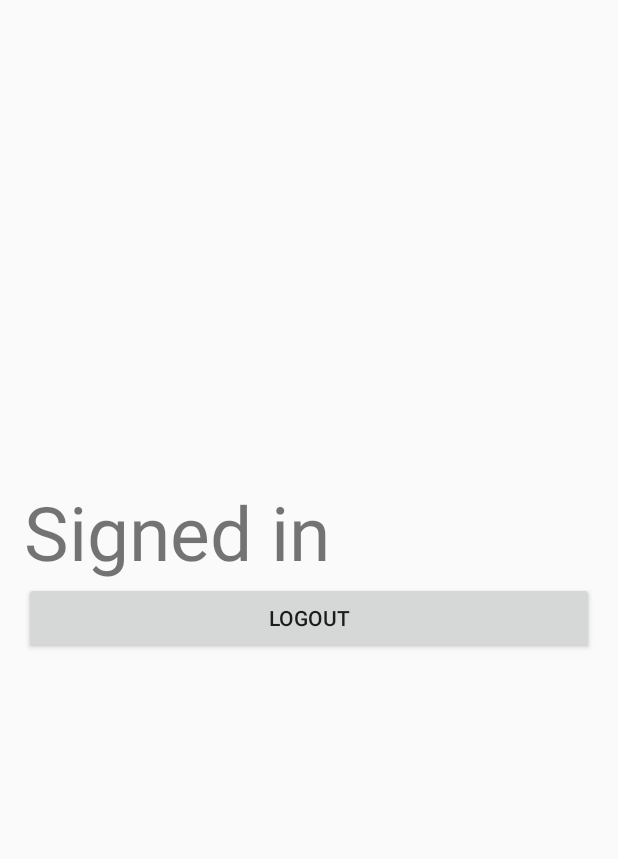
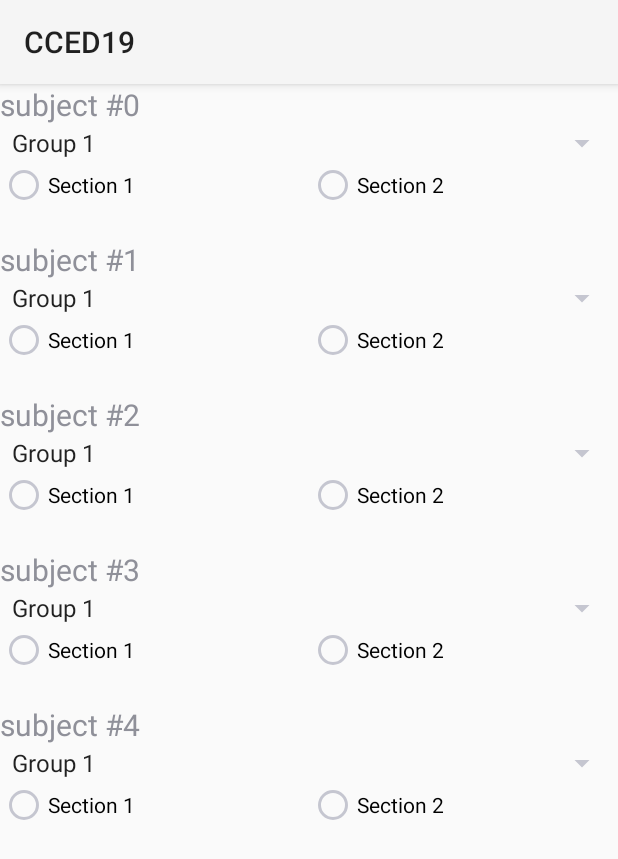
Before and after one commit to MohamedAkl1/CCED19, an Android app: the screen it shows after launch once a user with an empty profile is signed in (MainAppContainer before the commit, NewTableActivity after it), on a phone screen of 412 x 824 dp. Shown: the top 859 px of the screen. Run offline under Robolectric (Android 15) with nearby library versions, the phone set to English and light mode, and no system bars; our stand-ins replace Firebase (no records; nobody signed in at launch, a user with empty details on screens opened directly).

Commit message:
added spinner and  table forming

```diff
--- a/app/build.gradle
+++ b/app/build.gradle
@@ -20,7 +20,7 @@ android {
 }
 
 dependencies {
-    compile fileTree(dir: 'libs', include: ['*.jar'])
+    compile fileTree(include: ['*.jar'], dir: 'libs')
     androidTestCompile('com.android.support.test.espresso:espresso-core:2.2.2', {
         exclude group: 'com.android.support', module: 'support-annotations'
     })
@@ -30,6 +30,7 @@ dependencies {
     compile 'com.android.support:support-v4:25.1.0'
     compile 'com.google.firebase:firebase-database:10.0.1'
     testCompile 'junit:junit:4.12'
+    compile 'com.android.support:recyclerview-v7:25.1.1'
 }
 
 
--- a/app/src/main/AndroidManifest.xml
+++ b/app/src/main/AndroidManifest.xml
@@ -16,8 +16,7 @@
                 <category android:name="android.intent.category.LAUNCHER"/>
             </intent-filter>
         </activity>
-        <activity android:name=".SigninActivity"
-            android:launchMode="singleInstance">
+        <activity android:name=".SigninActivity">
         </activity>
         <activity android:name=".RegisterActivity">
         </activity>
@@ -25,6 +24,8 @@
         </activity>
         <activity android:name=".MainAppContainer">
         </activity>
+        <activity android:name=".NewTableActivity">
+        </activity>
     </application>
 
 </manifest>
--- a/app/src/main/java/akl/com/cced19/MainAppContainer.java
+++ b/app/src/main/java/akl/com/cced19/MainAppContainer.java
@@ -2,8 +2,18 @@ package akl.com.cced19;
 
 import android.app.Fragment;
 import android.app.FragmentManager;
+import android.content.Intent;
 import android.os.Bundle;
 import android.support.v7.app.AppCompatActivity;
+import android.widget.Toast;
+
+import com.google.firebase.auth.FirebaseAuth;
+import com.google.firebase.auth.FirebaseUser;
+import com.google.firebase.database.DataSnapshot;
+import com.google.firebase.database.DatabaseError;
+import com.google.firebase.database.DatabaseReference;
+import com.google.firebase.database.FirebaseDatabase;
+import com.google.firebase.database.ValueEventListener;
 
 /**
  * Created by Mohamed Akl on 1/24/2017.
@@ -11,16 +21,42 @@ import android.support.v7.app.AppCompatActivity;
 
 public class MainAppContainer extends AppCompatActivity{
 
+    private static Student mStudent = new Student();
+    FirebaseAuth mAuth;
+    DatabaseReference mReference;
+
+
     @Override
     protected void onCreate(Bundle onSavedInstanceState){
         super.onCreate(onSavedInstanceState);
         setContentView(R.layout.main_app_container);
 
-        FragmentManager fm = getFragmentManager();
-        Fragment fragment = fm.findFragmentById(R.id.fragment_container);
-        if (fragment == null) {
-            fragment = new MainAppFragment();
-            fm.beginTransaction().add(R.id.fragment_container, fragment).commit();
+        mAuth = FirebaseAuth.getInstance();
+        mReference = FirebaseDatabase.getInstance().getReference();
+
+        FirebaseUser mUser = mAuth.getCurrentUser();
+        mReference.child(mUser.getUid()).addValueEventListener(new ValueEventListener() {
+            @Override
+            public void onDataChange(DataSnapshot dataSnapshot) {
+                mStudent = dataSnapshot.getValue(Student.class);
+            }
+
+            @Override
+            public void onCancelled(DatabaseError databaseError) {
+                Toast.makeText(getApplicationContext(),"error reading from database",Toast.LENGTH_SHORT).show();
+            }
+        });
+
+        if(mStudent.getTable() == null){
+            startActivity(new Intent(getApplicationContext(),NewTableActivity.class));
+            finish();
+        }else{
+            FragmentManager fm = getFragmentManager();
+            Fragment fragment = fm.findFragmentById(R.id.fragment_container);
+            if (fragment == null) {
+                fragment = new MainAppFragment();
+                fm.beginTransaction().add(R.id.fragment_container, fragment).commit();
         }
     }
 }
+}
--- a/app/src/main/java/akl/com/cced19/MainAppFragment.java
+++ b/app/src/main/java/akl/com/cced19/MainAppFragment.java
@@ -1,18 +1,14 @@
 package akl.com.cced19;
 
 import android.app.Fragment;
-import android.content.Intent;
 import android.os.Bundle;
 import android.view.LayoutInflater;
 import android.view.View;
 import android.view.ViewGroup;
-import android.widget.Button;
 
 import com.google.firebase.auth.FirebaseAuth;
 
 public class MainAppFragment extends Fragment {
-
-    private Button logoutButton;
 
     FirebaseAuth mFirebaseAuth;
 
@@ -24,15 +20,8 @@ public class MainAppFragment extends Fragment {
 
     @Override
     public View onCreateView(LayoutInflater inflater, ViewGroup container, Bundle savedInstanceState) {
-        View v = inflater.inflate(R.layout.activity_main_app,container,false);
-        logoutButton = (Button) v.findViewById(R.id.logout);
-        logoutButton.setOnClickListener(new View.OnClickListener() {
-            @Override
-            public void onClick(View view) {
-                mFirebaseAuth.signOut();
-                startActivity(new Intent(getActivity(),SigninActivity.class));
-            }
-        });
+        View v = inflater.inflate(R.layout.fragment_main_app,container,false);
+
         return v;
     }
 }
--- /dev/null
+++ b/app/src/main/java/akl/com/cced19/NewTableActivity.java
@@ -0,0 +1,108 @@
+package akl.com.cced19;
+
+import android.os.Bundle;
+import android.support.annotation.Nullable;
+import android.support.v7.app.AppCompatActivity;
+import android.support.v7.widget.LinearLayoutManager;
+import android.support.v7.widget.RecyclerView;
+import android.support.v7.widget.Toolbar;
+import android.view.LayoutInflater;
+import android.view.View;
+import android.view.ViewGroup;
+import android.widget.ArrayAdapter;
+import android.widget.RadioGroup;
+import android.widget.Spinner;
+import android.widget.TextView;
+
+import java.util.ArrayList;
+import java.util.List;
+
+/**
+ * Created by Mohamed Akl on 2/4/2017.
+ */
+
+public class NewTableActivity extends AppCompatActivity {
+
+    RecyclerView subjectsRecyclerView;
+    List<Subject> mSubjects = new ArrayList<>();
+    Toolbar subjectToolbar;
+    Spinner subjectGroupSpinner;
+    TextView subjectTextView;
+    RadioGroup sectionRg;
+    SubjectAdapter mSubjectAdapter;
+    SubjectLab mSubjectLab;
+    ArrayAdapter<CharSequence> mGroupArrayAdapter;
+
+
+
+    @Override
+    protected void onCreate(@Nullable Bundle savedInstanceState) {
+        super.onCreate(savedInstanceState);
+        setContentView(R.layout.activity_new_table);
+
+        subjectToolbar = (Toolbar) findViewById(R.id.table_toolbar);
+        setSupportActionBar(subjectToolbar);
+        subjectToolbar.setTitle("Choose Subjects");
+        subjectsRecyclerView = (RecyclerView) findViewById(R.id.subjects_recycler_view);
+        subjectsRecyclerView.setLayoutManager(new LinearLayoutManager(getApplicationContext()));
+
+        mGroupArrayAdapter = ArrayAdapter.createFromResource(this,R.array.groups_array,android.R.layout.simple_spinner_item);
+        mGroupArrayAdapter.setDropDownViewResource(android.R.layout.simple_spinner_dropdown_item);
+
+        updateUI();
+    }
+
+    private class SubjectHolder extends RecyclerView.ViewHolder{
+
+        SubjectHolder(View itemView) {
+            super(itemView);
+
+            subjectTextView = (TextView) itemView.findViewById(R.id.subject_text_view);
+            subjectGroupSpinner = (Spinner) itemView.findViewById(R.id.subject_group_spinner);
+            sectionRg = (RadioGroup) itemView.findViewById(R.id.sectionrg);
+
+
+        }
+    }
+
+    private class SubjectAdapter extends RecyclerView.Adapter<SubjectHolder>{
+
+        private List<Subject> adapterSubjects;
+
+        SubjectAdapter(List<Subject> subjects){
+            adapterSubjects = subjects;
+        }
+
+        @Override
+        public int getItemCount() {
+            return adapterSubjects.size();
+        }
+
+        @Override
+        public void onBindViewHolder(SubjectHolder holder, int position) {
+            Subject mSubject = mSubjects.get(position);
+
+            bindSubject(mSubject);
+        }
+
+        @Override
+        public SubjectHolder onCreateViewHolder(ViewGroup parent, int viewType) {
+            LayoutInflater layoutInflater = LayoutInflater.from(getApplicationContext());
+            View v = layoutInflater.inflate(R.layout.list_item_subject,parent,false);
+
+            return new SubjectHolder(v);
+        }
+
+        public void bindSubject(Subject subject){
+            subjectTextView.setText(subject.getName());
+            subjectGroupSpinner.setAdapter(mGroupArrayAdapter);
+        }
+    }
+
+    public void updateUI(){
+        mSubjectLab = SubjectLab.get(getApplicationContext());
+        mSubjects = mSubjectLab.getSubjects();
+        mSubjectAdapter = new SubjectAdapter(mSubjects);
+        subjectsRecyclerView.setAdapter(mSubjectAdapter);
+    }
+}
--- a/app/src/main/java/akl/com/cced19/Subject.java
+++ b/app/src/main/java/akl/com/cced19/Subject.java
@@ -5,4 +5,50 @@ package akl.com.cced19;
  */
 
 public class Subject {
+    private int group = 1;
+    private String name;
+    private int lectureDuration;
+    private int tutDuration;
+    private int labDuration;
+
+
+    public int getGroup() {
+        return group;
+    }
+
+    public int getLabDuration() {
+        return labDuration;
+    }
+
+    public void setLabDuration(int labDuration) {
+        this.labDuration = labDuration;
+    }
+
+    public int getLectureDuration() {
+        return lectureDuration;
+    }
+
+    public void setLectureDuration(int lectureDuration) {
+        this.lectureDuration = lectureDuration;
+    }
+
+    public int getTutDuration() {
+        return tutDuration;
+    }
+
+    public void setTutDuration(int tutDuration) {
+        this.tutDuration = tutDuration;
+    }
+
+    public String getName() {
+        return name;
+    }
+
+    public void setName(String name) {
+        this.name = name;
+    }
+
+    public void setGroup(int group) {
+        this.group = group;
+    }
 }
--- /dev/null
+++ b/app/src/main/java/akl/com/cced19/SubjectLab.java
@@ -0,0 +1,39 @@
+package akl.com.cced19;
+
+import android.content.Context;
+import android.widget.ArrayAdapter;
+
+import java.util.ArrayList;
+import java.util.List;
+
+/**
+ * Created by Mohamed Akl on 2/6/2017.
+ */
+
+public class SubjectLab {
+
+    private static SubjectLab sSubjectLab;
+
+    private List<Subject> mSubjects;
+    private ArrayAdapter<Subject> mSubjectArrayAdapter;
+
+    public static SubjectLab get(Context context){
+        if(sSubjectLab == null){
+            sSubjectLab = new SubjectLab(context);
+        }
+        return sSubjectLab;
+    }
+
+    private SubjectLab(Context context){
+        mSubjects = new ArrayList<>();
+        for(int i = 0;i < 5;i++){
+            Subject subject = new Subject();
+            subject.setName("subject #"+i);
+            mSubjects.add(subject);
+        }
+    }
+
+    public List<Subject> getSubjects(){
+        return mSubjects;
+    }
+}
--- a/app/src/main/res/layout/activity_main.xml
+++ b/app/src/main/res/layout/activity_main.xml
@@ -4,6 +4,7 @@
     xmlns:tools="http://schemas.android.com/tools"
     android:id="@+id/activity_main"
     android:orientation="vertical"
+    style="@style/Theme.AppCompat.Light.NoActionBar"
     android:layout_width="match_parent"
     android:layout_height="match_parent"
     tools:context="akl.com.cced19.MainActivity"
--- /dev/null
+++ b/app/src/main/res/layout/activity_new_table.xml
@@ -0,0 +1,34 @@
+<?xml version="1.0" encoding="utf-8"?>
+<LinearLayout xmlns:android="http://schemas.android.com/apk/res/android"
+              xmlns:app="http://schemas.android.com/apk/res-auto"
+              android:orientation="vertical"
+              android:layout_width="match_parent"
+              android:layout_height="match_parent"
+              android:weightSum="1">
+
+    <android.support.v7.widget.Toolbar
+        android:id="@+id/table_toolbar"
+        android:layout_width="match_parent"
+        android:layout_height="?attr/actionBarSize"
+        android:background="?attr/colorPrimary"
+        android:elevation="4dp"
+        android:theme="@style/ThemeOverlay.AppCompat.ActionBar"
+        app:popupTheme="@style/ThemeOverlay.AppCompat.Light"/>
+
+
+
+    <android.support.v7.widget.RecyclerView
+        android:layout_width="match_parent"
+        android:layout_height="match_parent"
+        xmlns:android="http://schemas.android.com/apk/res/android"
+        android:id="@+id/subjects_recycler_view"
+        />
+
+    <Button
+        android:layout_width="match_parent"
+        android:layout_height="wrap_content"
+        android:layout_marginLeft="16dp"
+        android:layout_marginRight="16dp"
+        android:id="@+id/table_submit_id"/>
+
+</LinearLayout>
--- a/app/src/main/res/layout/activity_register.xml
+++ b/app/src/main/res/layout/activity_register.xml
@@ -4,6 +4,7 @@
     xmlns:tools="http://schemas.android.com/tools"
     android:id="@+id/activity_register"
     android:layout_width="match_parent"
+    style="@style/Theme.AppCompat.Light.NoActionBar"
     android:layout_height="match_parent"
     android:layout_centerVertical="true"
     tools:context="akl.com.cced19.RegisterActivity">
--- a/app/src/main/res/layout/activity_signin.xml
+++ b/app/src/main/res/layout/activity_signin.xml
@@ -5,6 +5,7 @@
     android:id="@+id/activity_signin"
     android:layout_width="match_parent"
     android:layout_height="match_parent"
+    style="@style/Theme.AppCompat.Light.NoActionBar"
     tools:context="akl.com.cced19.SigninActivity">
 
     <EditText
--- a/app/src/main/res/layout/activity_main_app.xml
+++ b/app/src/main/res/layout/fragment_main_app.xml
@@ -11,20 +11,7 @@
     android:paddingTop="@dimen/activity_vertical_margin"
     tools:context="akl.com.cced19.MainAppFragment">
 
-    <Button
-        android:layout_width="match_parent"
-        android:layout_height="wrap_content"
-        android:text="@string/logout"
-        android:layout_centerVertical="true"
-        android:id="@+id/logout"/>
 
-    <TextView
-        android:layout_width="wrap_content"
-        android:layout_height="wrap_content"
-        android:text="Signed in"
-        android:layout_above="@id/logout"
-        android:layout_centerVertical="true"
-        android:textSize="50dp"/>
 
 
 </RelativeLayout>
--- /dev/null
+++ b/app/src/main/res/layout/list_item_subject.xml
@@ -0,0 +1,49 @@
+<?xml version="1.0" encoding="utf-8"?>
+<LinearLayout xmlns:android="http://schemas.android.com/apk/res/android"
+              xmlns:app="http://schemas.android.com/apk/res-auto"
+              android:orientation="vertical"
+              android:layout_width="match_parent"
+              android:layout_height="wrap_content"
+              android:paddingBottom="20dp">
+
+    <TextView
+        android:layout_width="match_parent"
+        android:layout_height="wrap_content"
+        android:id="@+id/subject_text_view"
+        android:text="@string/subject"
+        android:textSize="20sp"/>
+
+    <Spinner
+        android:layout_width="match_parent"
+        android:layout_height="wrap_content"
+        android:id="@+id/subject_group_spinner"
+        android:popupTheme="@style/Theme.AppCompat.Light"
+        android:spinnerMode="dropdown"/>
+
+    <RadioGroup
+        xmlns:android="http://schemas.android.com/apk/res/android"
+        android:layout_width="match_parent"
+        android:id="@+id/sectionrg"
+        android:layout_height="wrap_content"
+        android:orientation="horizontal">
+
+        <RadioButton
+            android:layout_width="wrap_content"
+            android:layout_height="wrap_content"
+            android:text="@string/section1"
+            android:textColor="#000000"
+            android:id="@+id/section1rb"
+            android:layout_weight="1"/>
+
+        <RadioButton
+            android:layout_width="wrap_content"
+            android:layout_height="wrap_content"
+            android:text="@string/section2"
+            android:textColor="#000000"
+            android:id="@+id/section2rb"
+            android:layout_weight="1"/>
+    </RadioGroup>
+
+
+
+</LinearLayout>
--- a/app/src/main/res/values/strings.xml
+++ b/app/src/main/res/values/strings.xml
@@ -11,4 +11,14 @@
     <string name="logout">Logout</string>
     <string name="email_hint">Email</string>
     <string name="password_hint">Password</string>
+    <string name="choose_subjects">Choose Subjects</string>
+    <string name="subject">Subject</string>
+    <string name="section1">Section 1</string>
+    <string name="section2">Section 2</string>
+
+    <string-array name="groups_array">
+        <item>Group 1</item>
+        <item>Group 2</item>
+        <item>Group 3</item>
+    </string-array>
 </resources>
--- a/app/src/main/res/values/styles.xml
+++ b/app/src/main/res/values/styles.xml
@@ -7,5 +7,4 @@
         <item name="colorPrimaryDark">@color/colorPrimaryDark</item>
         <item name="colorAccent">@color/colorAccent</item>
     </style>
-
 </resources>
```
Also changed, not shown: app/src/main/java/akl/com/cced19/AdminActivity.java (+22 -0 lines), app/src/main/java/akl/com/cced19/Student.java (+12 -8 lines), app/src/main/java/akl/com/cced19/Table.java (added, +9 -0 lines), app/src/main/res/layout/activity_admin.xml (+16 -0 lines), app/src/main/res/layout/main_app_container.xml (+7 -0 lines).
